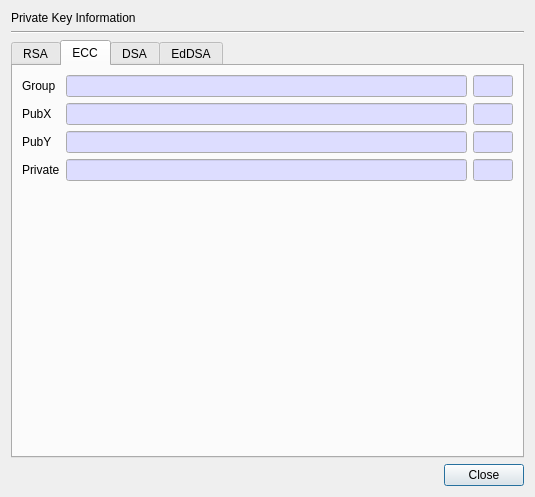
The window that CertMan/pri_key_info_dlg.ui (jykim74/CertMan) describes before a commit, drawn with Qt 5.
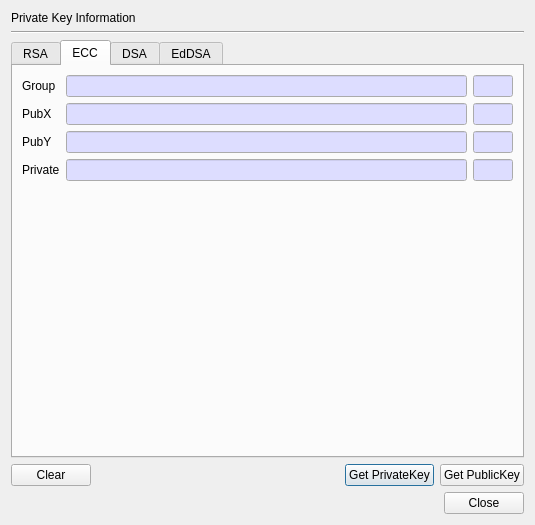
The same window after the commit. The open tabs and pages were chosen to show the change.

Commit message: GetPublicKey 정보 가져오기 추가

Diff of the .ui file:
```diff
--- a/CertMan/pri_key_info_dlg.ui
+++ b/CertMan/pri_key_info_dlg.ui
@@ -7,7 +7,7 @@
     <x>0</x>
     <y>0</y>
     <width>535</width>
-    <height>482</height>
+    <height>513</height>
    </rect>
   </property>
   <property name="windowTitle">
@@ -2270,31 +2270,72 @@
      </widget>
     </widget>
    </item>
+   <item>
+    <layout class="QGridLayout" name="gridLayout_11">
+     <property name="topMargin">
+      <number>0</number>
+     </property>
+     <item row="0" column="2">
+      <widget class="QPushButton" name="mGetPrivateKeyBtn">
+       <property name="text">
+        <string>Get PrivateKey</string>
+       </property>
+      </widget>
+     </item>
+     <item row="0" column="0">
+      <widget class="QPushButton" name="mClearBtn">
+       <property name="text">
+        <string>Clear</string>
+       </property>
+      </widget>
+     </item>
+     <item row="0" column="3">
+      <widget class="QPushButton" name="mGetPublicKeyBtn">
+       <property name="text">
+        <string>Get PublicKey</string>
+       </property>
+      </widget>
+     </item>
+     <item row="0" column="1">
+      <spacer name="horizontalSpacer_6">
+       <property name="orientation">
+        <enum>Qt::Horizontal</enum>
+       </property>
+       <property name="sizeHint" stdset="0">
+        <size>
+         <width>40</width>
+         <height>20</height>
+        </size>
+       </property>
+      </spacer>
+     </item>
+    </layout>
+   </item>
    <item>
     <layout class="QGridLayout" name="gridLayout">
      <property name="topMargin">
       <number>0</number>
      </property>
      <item row="0" column="1">
+      <spacer name="horizontalSpacer">
+       <property name="orientation">
+        <enum>Qt::Horizontal</enum>
+       </property>
+       <property name="sizeHint" stdset="0">
+        <size>
+         <width>40</width>
+         <height>20</height>
+        </size>
+       </property>
+      </spacer>
+     </item>
+     <item row="0" column="4">
       <widget class="QPushButton" name="mCloseBtn">
        <property name="text">
         <string>Close</string>
        </property>
       </widget>
      </item>
-     <item row="0" column="0">
-      <spacer name="horizontalSpacer">
-       <property name="orientation">
-        <enum>Qt::Horizontal</enum>
-       </property>
-       <property name="sizeHint" stdset="0">
-        <size>
-         <width>40</width>
-         <height>20</height>
-        </size>
-       </property>
-      </spacer>
-     </item>
     </layout>
    </item>
   </layout>
```
Left out of the diff: 2 changed lines with no effect on the pictures. The commit also changes 2 other files.
